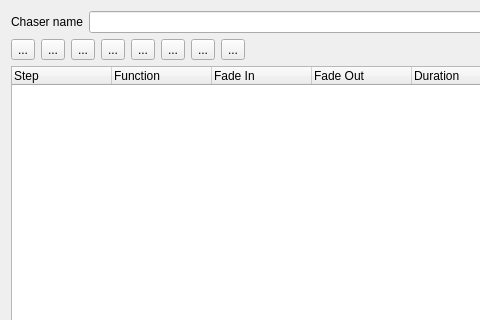
Before: the Qt Designer form ui/src/chasereditor.ui in mcallegari/qlcplus, drawn with Qt 5; both pictures show x 0 to 480 and y 0 to 320 of the 604 by 553 pixel window.
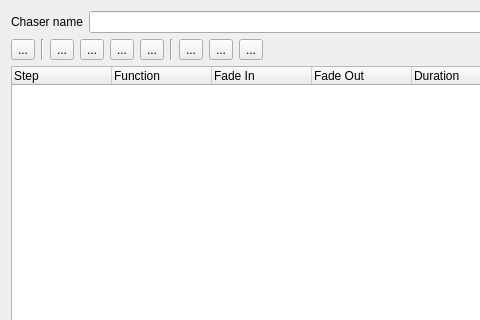
After: the same form once the commit is applied. Icons and pictures are not drawn.

Commit message: Added vertical separators to Chaser Editor

Patch:
```diff
--- a/ui/src/chasereditor.ui
+++ b/ui/src/chasereditor.ui
@@ -455,6 +455,13 @@
        </property>
       </widget>
      </item>
+     <item>
+      <widget class="Line" name="line_2">
+       <property name="orientation">
+        <enum>Qt::Vertical</enum>
+       </property>
+      </widget>
+     </item>
      <item>
       <widget class="QToolButton" name="m_testPlayButton">
        <property name="toolTip">
@@ -535,6 +542,13 @@
        </property>
       </widget>
      </item>
+     <item>
+      <widget class="Line" name="line_4">
+       <property name="orientation">
+        <enum>Qt::Vertical</enum>
+       </property>
+      </widget>
+     </item>
      <item>
       <widget class="QToolButton" name="m_copyButton">
        <property name="text">
```
